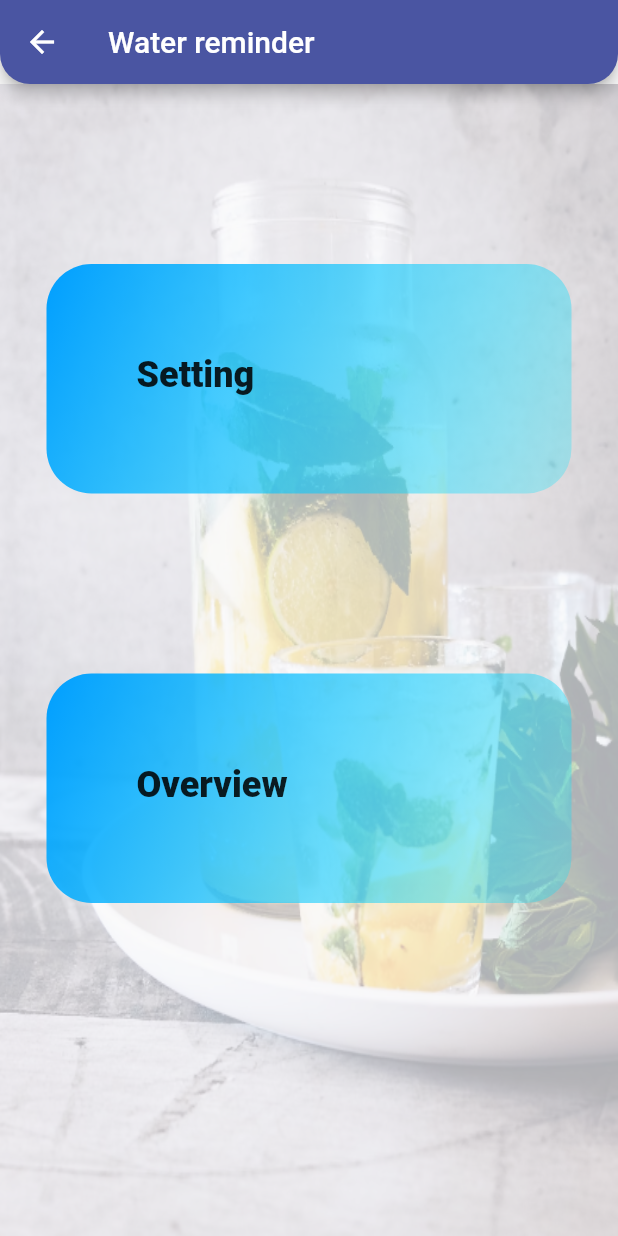
After one commit to Ladan-Rajabian/my-project, a Flutter app: the WaterReminder screen opened directly, on a phone screen of 412 x 824 dp. The commit adds this screen. Run offline on Flutter 3.47's test engine with Material 2 defaults, Android fonts, the phone set to English and light mode, and no system bars; our stand-ins replace flutter_heatmap_calendar, gap.

Commit message:
water reminder page added

```diff
--- a/lib/home/home_page.dart
+++ b/lib/home/home_page.dart
@@ -1,5 +1,6 @@
 import 'package:flutter/material.dart';
 import 'package:flutter_untiteld/sport/sport.dart';
+import 'package:flutter_untiteld/water/water_reminder.dart';
 import 'package:gap/gap.dart';
 
 class HomeWidget extends StatelessWidget {
@@ -71,7 +72,8 @@ class HomeWidget extends StatelessWidget {
               child: Stack(
                 alignment: Alignment.center,
                 children: [
-                  Container(
+                  InkWell(
+                    child: Container(
                       decoration: BoxDecoration(
                         borderRadius: BorderRadius.circular(30),
                         gradient: const LinearGradient(
@@ -85,6 +87,14 @@ class HomeWidget extends StatelessWidget {
                       ),
                       height: 153,
                       width: 350,
+                    ),
+                         onTap: () {
+                      Navigator.push(
+                          context,
+                          MaterialPageRoute(
+                            builder: (context) => const WaterReminder(),
+                          ));
+                    },
                   ),
                   Align(
                     alignment: Alignment.topRight,
--- /dev/null
+++ b/lib/water/water_reminder.dart
@@ -0,0 +1,72 @@
+import 'package:flutter/material.dart';
+import 'package:gap/gap.dart';
+
+class WaterReminder extends StatelessWidget {
+  const WaterReminder({super.key});
+
+  @override
+  Widget build(BuildContext context) {
+    return Scaffold(
+        appBar: AppBar(
+          title: const Text('Water reminder'),
+        ),
+        body: Container(
+            decoration: BoxDecoration(
+              image: DecorationImage(
+                  image: const AssetImage('assets/image/waterBackground.png'),
+                  fit: BoxFit.fill,
+                  colorFilter: ColorFilter.mode(
+                      Colors.white.withOpacity(0.30), BlendMode.dstATop)),
+            ),
+            child: Center(
+              child: Column(children: [
+                const Gap(120),
+                InkWell(
+                  child: Container(
+                      decoration: BoxDecoration(
+                        borderRadius: BorderRadius.circular(30),
+                        gradient: const LinearGradient(
+                          colors: [
+                            Color.fromRGBO(0, 158, 255, 1),
+                            Color.fromRGBO(0, 231, 255, 0.25)
+                          ],
+                          begin: Alignment.topLeft,
+                          end: Alignment.bottomRight,
+                        ),
+                      ),
+                      height: 153,
+                      width: 350,
+                      child: Container(
+                        margin: const EdgeInsets.only(left: 60, top: 60),
+                        child: const Text('Setting',
+                            style: TextStyle(
+                                fontSize: 24, fontWeight: FontWeight.w800)),
+                      )),
+                ),
+                const Gap(120),
+                InkWell(
+                  child: Container(
+                      decoration: BoxDecoration(
+                        borderRadius: BorderRadius.circular(30),
+                        gradient: const LinearGradient(
+                          colors: [
+                            Color.fromRGBO(0, 158, 255, 1),
+                            Color.fromRGBO(0, 231, 255, 0.25)
+                          ],
+                          begin: Alignment.topLeft,
+                          end: Alignment.bottomRight,
+                        ),
+                      ),
+                      height: 153,
+                      width: 350,
+                      child: Container(
+                        margin: const EdgeInsets.only(left: 60, top: 60),
+                        child: const Text('Overview',
+                            style: TextStyle(
+                                fontSize: 24, fontWeight: FontWeight.w800)),
+                      )),
+                ),
+              ]),
+            )));
+  }
+}
```
Also changed, not shown: assets/image/waterBackground.png (added). Lines whose indentation alone changed are shown as unchanged.
